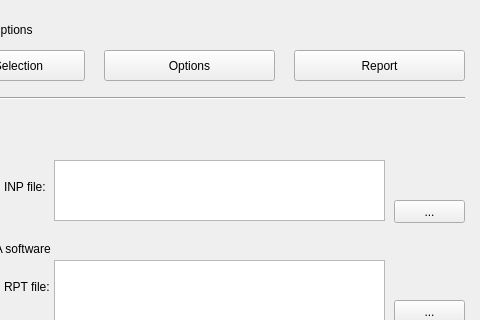
Qt form ui/ud_file_manager.ui (Giswater/giswater_qgis_plugin) before a commit; both pictures show x 106 to 586 and y 0 to 320 of the 586 by 454 pixel window.
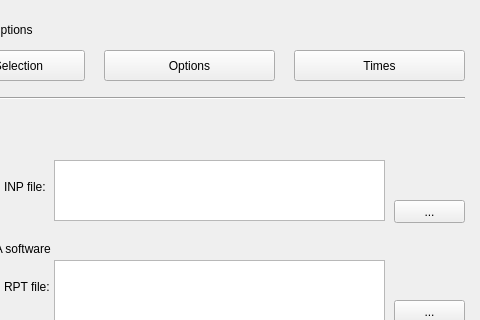
The same form after that commit.

```diff
--- a/ui/ud_file_manager.ui
+++ b/ui/ud_file_manager.ui
@@ -49,7 +49,7 @@
     </rect>
    </property>
    <property name="text">
-    <string>Report</string>
+    <string>Times</string>
    </property>
   </widget>
   <widget class="QPushButton" name="btn_options">
```
Left out of the diff: 2 changed lines with no effect on the pictures.
